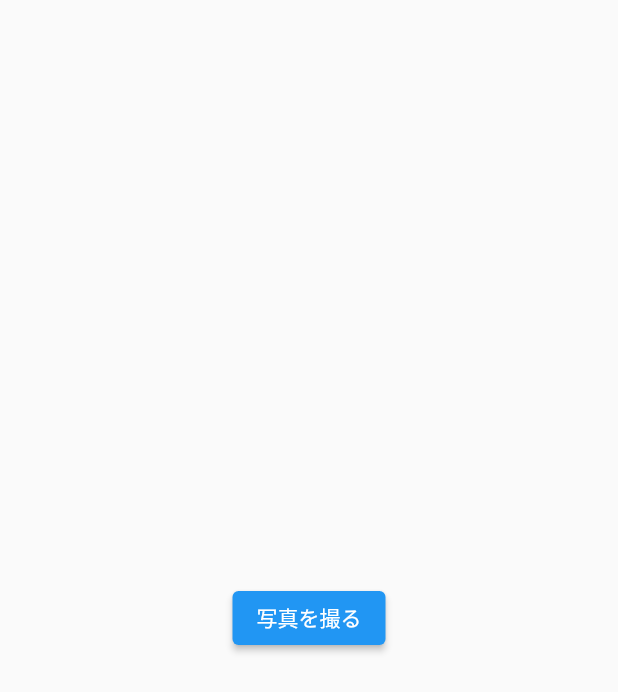
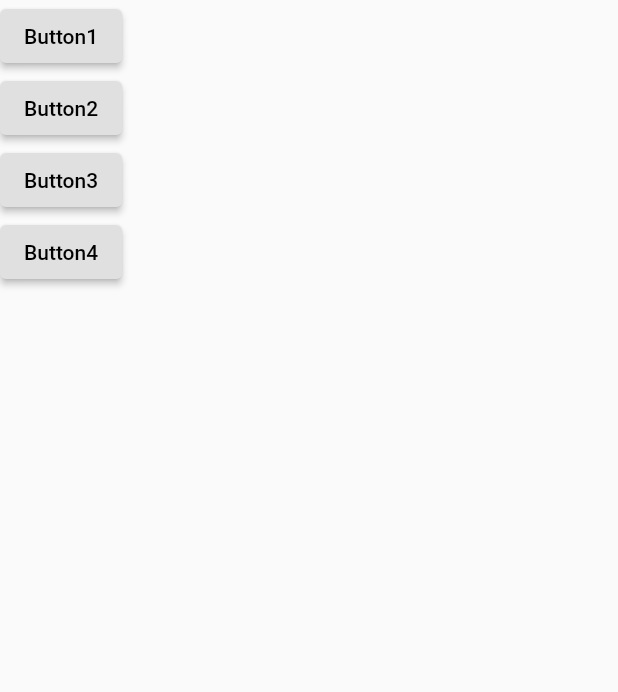
Before and after one commit to kyutech-programming-club/face_guessing, a Flutter app: the screen it shows after launch, on a phone screen of 412 x 824 dp. Shown: the top 692 px of the screen. Run offline on Flutter 3.47's test engine with Material 2 defaults, Android fonts, the phone set to English and light mode, and no system bars; our stand-ins replace camera, flutter_riverpod.

Commit message:
first commit

```diff
--- a/lib/main.dart
+++ b/lib/main.dart
@@ -1,5 +1,6 @@
 import 'package:camera/camera.dart';
 import 'package:face_guessing/page/home_page.dart';
+import 'package:face_guessing/page/quiz/quiz_page.dart';
 import 'package:face_guessing/provider/domain_provider.dart';
 import 'package:flutter/material.dart';
 import 'package:flutter_riverpod/flutter_riverpod.dart';
@@ -30,7 +31,8 @@ class _MyAppState extends ConsumerState<MyApp> {
         theme: ThemeData(
           primarySwatch: Colors.blue,
         ),
-        home: HomePage(),
+        //元はHomePage
+        home: QuizPage(),
     );
   }
 }
--- /dev/null
+++ b/lib/page/quiz/component/quiz_button.dart
@@ -0,0 +1,51 @@
+import 'package:flutter/material.dart';
+
+class QuizButton extends StatelessWidget {
+  const QuizButton({Key? key}) : super(key: key);
+
+  @override
+  Widget build(BuildContext context) {
+    return Scaffold(
+      body: Column(
+        children: [
+          ElevatedButton(
+            child: const Text('Button1'),
+            style:
+            ElevatedButton.styleFrom(
+              primary: Colors.grey[300],
+              onPrimary: Colors.black,
+            ),
+            onPressed: () {},
+          ),
+          ElevatedButton(
+            child: const Text('Button2'),
+            style:
+            ElevatedButton.styleFrom(
+              primary: Colors.grey[300],
+              onPrimary: Colors.black,
+            ),
+            onPressed: () {},
+          ),
+          ElevatedButton(
+            child: const Text('Button3'),
+            style:
+            ElevatedButton.styleFrom(
+              primary: Colors.grey[300],
+              onPrimary: Colors.black,
+            ),
+            onPressed: () {},
+          ),
+          ElevatedButton(
+            child: const Text('Button4'),
+            style:
+            ElevatedButton.styleFrom(
+              primary: Colors.grey[300],
+              onPrimary: Colors.black,
+            ),
+            onPressed: () {},
+          )
+        ],
+      ),
+    );
+  }
+}
--- /dev/null
+++ b/lib/page/quiz/quiz_page.dart
@@ -0,0 +1,18 @@
+import 'package:face_guessing/page/quiz/component/quiz_button.dart';
+import 'package:flutter/material.dart';
+
+class QuizPage extends StatelessWidget {
+  const QuizPage({Key? key}) : super(key: key);
+
+  @override
+  Widget build(BuildContext context) {
+    return Scaffold(
+      body: Stack(
+        alignment: AlignmentDirectional.center,
+        children: [
+          QuizButton()
+        ],
+      ),
+    );
+  }
+}
```
Also changed, not shown: pubspec.lock, 1 other file.
